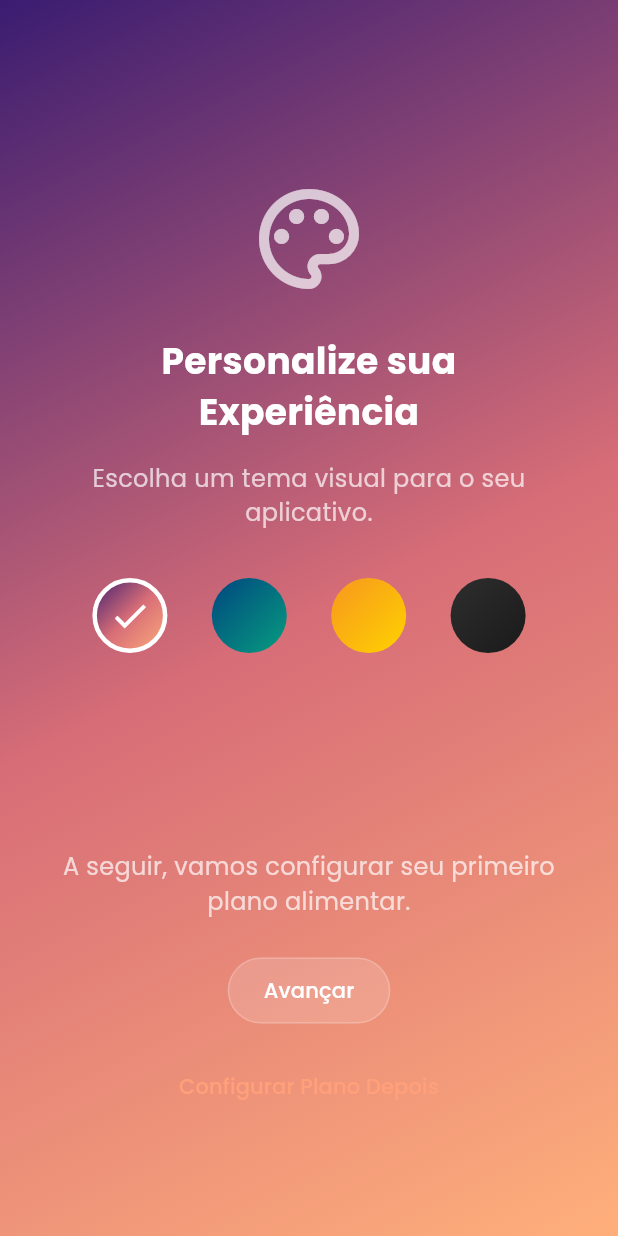
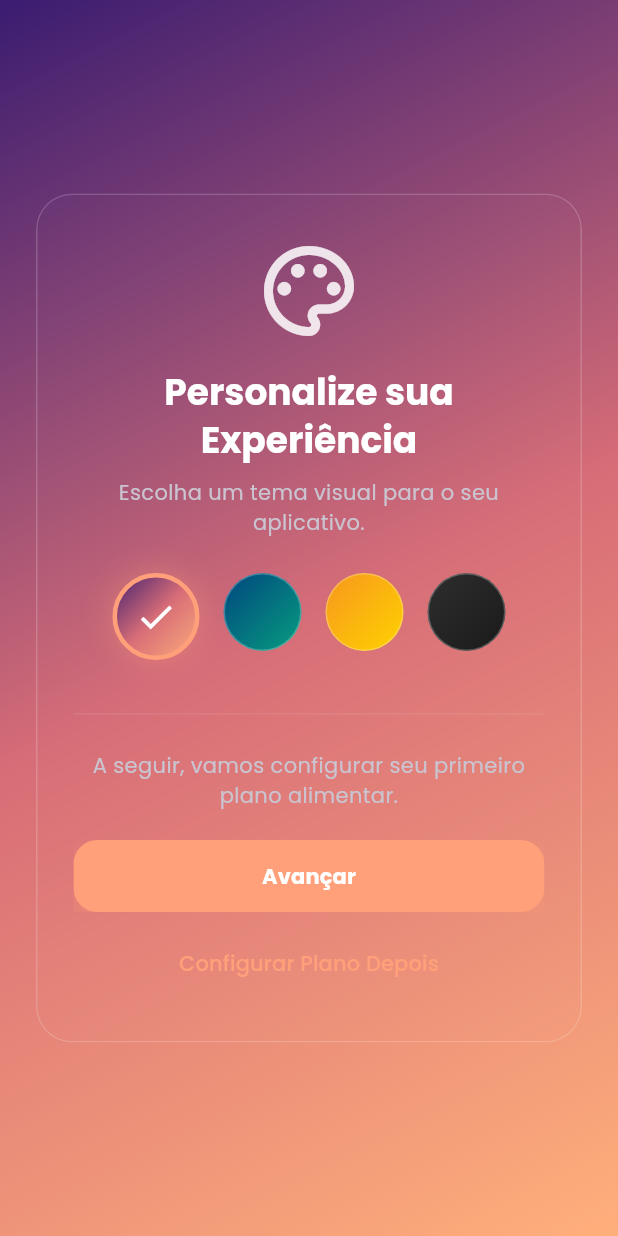
Before and after one commit to raphaelmcs/dieta-mais-app-frontend, a Flutter app: the WelcomeEmptyStateScreen screen opened directly, on a phone screen of 412 x 824 dp. Run offline on Flutter 3.47's test engine with Material 3 defaults, Android fonts, the phone set to English and light mode, and no system bars; our stand-ins replace file_picker, firebase_core, firebase_messaging, fl_chart, flutter_animate, flutter_local_notifications and 11 more; accounts and stored records are empty.

Commit message:
feat: refatorando a welcome_empty_state_screen para utilizar o mesmo estilo do restante do projeto

```diff
--- a/lib/api/firebase_api.dart
+++ b/lib/api/firebase_api.dart
@@ -123,8 +123,6 @@ class FirebaseApi {
   scheduled,
   _notificationDetails(),
   androidScheduleMode: AndroidScheduleMode.exactAllowWhileIdle,
-        uiLocalNotificationDateInterpretation:
-            UILocalNotificationDateInterpretation.absoluteTime,
   matchDateTimeComponents: DateTimeComponents.time,
 );
     }
@@ -142,8 +140,7 @@ class FirebaseApi {
   next,
   _notificationDetails(),
   androidScheduleMode: AndroidScheduleMode.exactAllowWhileIdle,
-        uiLocalNotificationDateInterpretation:
-            UILocalNotificationDateInterpretation.absoluteTime,
+
 );
       next = next.add(Duration(minutes: intervalMinutes));
     }
--- a/lib/screens/welcome_empty_state_screen.dart
+++ b/lib/screens/welcome_empty_state_screen.dart
@@ -1,3 +1,4 @@
+import 'dart:ui';
 import 'package:flutter/material.dart';
 import 'package:provider/provider.dart';
 import '../providers/theme_provider.dart';
@@ -10,104 +11,120 @@ class WelcomeEmptyStateScreen extends StatelessWidget {
 
   @override
   Widget build(BuildContext context) {
-    // Usamos um Consumer para que os círculos se atualizem ao selecionar um tema
     return Consumer<ThemeProvider>(
       builder: (context, themeProvider, child) {
+        final theme = Theme.of(context);
+        final cs = theme.colorScheme;
+
         return GradientScaffold(
           body: SafeArea(
             child: Padding(
-              padding: const EdgeInsets.all(32.0),
+              padding: const EdgeInsets.all(24),
+              child: Center(
+                child: ConstrainedBox(
+                  constraints: const BoxConstraints(maxWidth: 520),
+                  child: _GlassCard(
+                    padding: const EdgeInsets.symmetric(horizontal: 24, vertical: 28),
                     child: Column(
-                mainAxisAlignment: MainAxisAlignment.center,
+                      mainAxisSize: MainAxisSize.min,
                       children: [
-                  const Spacer(flex: 2),
-                  const Icon(Icons.palette_outlined,
-                      size: 80, color: Colors.white70),
-                  const SizedBox(height: 24),
-                  const Text(
+                        Icon(Icons.palette_outlined, size: 72, color: cs.onSurface.withOpacity(.85)),
+                        const SizedBox(height: 16),
+                        Text(
                           'Personalize sua Experiência',
                           textAlign: TextAlign.center,
-                    style: TextStyle(fontSize: 24, fontWeight: FontWeight.bold),
+                          style: theme.textTheme.headlineSmall?.copyWith(
+                            fontWeight: FontWeight.w700,
                           ),
-                  const SizedBox(height: 16),
-                  const Text(
+                        ),
+                        const SizedBox(height: 8),
+                        Text(
                           'Escolha um tema visual para o seu aplicativo.',
                           textAlign: TextAlign.center,
-                    style: TextStyle(fontSize: 16, color: Colors.white70),
+                          style: theme.textTheme.bodyMedium?.copyWith(
+                            color: cs.onSurfaceVariant,
                           ),
-                  const SizedBox(height: 32),
+                        ),
+                        const SizedBox(height: 24),
 
                         // Círculos de seleção de tema
-                  Row(
-                    mainAxisAlignment: MainAxisAlignment.spaceEvenly,
+                        Wrap(
+                          alignment: WrapAlignment.center,
+                          spacing: 16,
+                          runSpacing: 16,
                           children: AppThemes.themeOptions.map((themeOption) {
-                      bool isSelected =
-                          themeProvider.currentTheme.name == themeOption.name;
+                            final isSelected = themeProvider.currentTheme.name == themeOption.name;
+                            final deco = (themeOption.background is BoxDecoration)
+                                ? themeOption.background as BoxDecoration
+                                : const BoxDecoration();
                             return GestureDetector(
                               onTap: () => themeProvider.setTheme(themeOption),
-                        child: Container(
-                          width: 50,
-                          height: 50,
+                              child: AnimatedContainer(
+                                duration: const Duration(milliseconds: 180),
+                                width: isSelected ? 58 : 52,
+                                height: isSelected ? 58 : 52,
                                 decoration: BoxDecoration(
                                   shape: BoxShape.circle,
-                            gradient: (themeOption.background is BoxDecoration)
-                                ? (themeOption.background as BoxDecoration)
-                                    .gradient
-                                : null,
-                            color: (themeOption.background is BoxDecoration)
-                                ? (themeOption.background as BoxDecoration)
-                                    .color
-                                : null,
-                            border: isSelected
-                                ? Border.all(color: Colors.white, width: 3)
-                                : null,
+                                  gradient: deco.gradient,
+                                  color: deco.color,
+                                  border: Border.all(
+                                    color: isSelected ? cs.primary : Colors.white.withOpacity(0.25),
+                                    width: isSelected ? 3 : 1,
                                   ),
-                          // Adiciona um checkmark no tema selecionado
+                                  boxShadow: [
+                                    if (isSelected)
+                                      BoxShadow(
+                                        color: cs.primary.withOpacity(.35),
+                                        blurRadius: 16,
+                                        spreadRadius: 1,
+                                      ),
+                                  ],
+                                ),
                                 child: isSelected
-                              ? const Icon(Icons.check,
-                                  color: Colors.white, size: 28)
+                                    ? const Icon(Icons.check, color: Colors.white, size: 28)
                                     : null,
                               ),
                             );
                           }).toList(),
                         ),
 
-                  const Spacer(flex: 3),
+                        const SizedBox(height: 28),
+                        Divider(color: Colors.white.withOpacity(.08)),
+                        const SizedBox(height: 16),
 
-                  const Text(
+                        Text(
                           'A seguir, vamos configurar seu primeiro plano alimentar.',
                           textAlign: TextAlign.center,
-                    style: TextStyle(fontSize: 16, color: Colors.white70),
+                          style: theme.textTheme.bodyMedium?.copyWith(color: cs.onSurfaceVariant),
                         ),
-                  const SizedBox(height: 24),
+                        const SizedBox(height: 20),
 
-                  // Botão para avançar para a criação do plano
-                  ElevatedButton(
+                        // Botão primário com gradiente (consistente com o projeto)
+                        _PrimaryGradientButton(
+                          label: 'Avançar',
                           onPressed: () {
-                      // Leva o usuário para a MainScreen, já na aba "Plano" (índice 1)
                             Navigator.of(context).pushReplacement(
                               MaterialPageRoute(
-                            builder: (context) =>
-                                const MainScreen(initialIndex: 1)),
+                                builder: (context) => const MainScreen(initialIndex: 1),
+                              ),
                             );
                           },
-                    child: const Text('Avançar'),
                         ),
-                  const SizedBox(height: 16),
+                        const SizedBox(height: 10),
 
-                  // Botão para pular esta etapa
+                        // Botão de texto secundário
                         TextButton(
                           onPressed: () {
-                      // Leva o usuário para a MainScreen na aba padrão "Resumo" (índice 0)
                             Navigator.of(context).pushReplacement(
-                        MaterialPageRoute(
-                            builder: (context) => const MainScreen()),
+                              MaterialPageRoute(builder: (context) => const MainScreen()),
                             );
                           },
                           child: const Text('Configurar Plano Depois'),
                         ),
-                  const Spacer(flex: 1),
                       ],
+                    ),
+                  ),
+                ),
               ),
             ),
           ),
@@ -116,3 +133,93 @@ class WelcomeEmptyStateScreen extends StatelessWidget {
     );
   }
 }
+
+/// Card “glass” local (não depende de outros widgets)
+class _GlassCard extends StatelessWidget {
+  final Widget child;
+  final EdgeInsetsGeometry? padding;
+  const _GlassCard({required this.child, this.padding});
+
+  @override
+  Widget build(BuildContext context) {
+    final cs = Theme.of(context).colorScheme;
+    return ClipRRect(
+      borderRadius: BorderRadius.circular(24),
+      child: BackdropFilter(
+        filter: ImageFilter.blur(sigmaX: 18, sigmaY: 18),
+        child: Container(
+          padding: padding,
+          decoration: BoxDecoration(
+            borderRadius: BorderRadius.circular(24),
+            color: cs.surface.withOpacity(0.12),
+            border: Border.all(color: Colors.white.withOpacity(.18), width: 1),
+            gradient: LinearGradient(
+              begin: Alignment.topLeft,
+              end: Alignment.bottomRight,
+              colors: [
+                Colors.white.withOpacity(.10),
+                Colors.white.withOpacity(.04),
+              ],
+            ),
+          ),
+          child: child,
+        ),
+      ),
+    );
+  }
+}
+
+/// Botão primário com gradiente que respeita o tema atual
+class _PrimaryGradientButton extends StatelessWidget {
+  final String label;
+  final VoidCallback onPressed;
+  const _PrimaryGradientButton({required this.label, required this.onPressed});
+
+  @override
+  Widget build(BuildContext context) {
+    final cs = Theme.of(context).colorScheme;
+    final gradient = LinearGradient(
+      begin: Alignment.topLeft,
+      end: Alignment.bottomRight,
+      colors: [
+        cs.primary,
+        cs.secondary,
+      ],
+    );
+
+    return ConstrainedBox(
+      constraints: const BoxConstraints(minWidth: 220),
+      child: Material(
+        color: Colors.transparent,
+        borderRadius: BorderRadius.circular(16),
+        child: InkWell(
+          borderRadius: BorderRadius.circular(16),
+          onTap: onPressed,
+          child: Ink(
+            height: 48,
+            decoration: BoxDecoration(
+              borderRadius: BorderRadius.circular(16),
+              gradient: gradient,
+              boxShadow: [
+                BoxShadow(
+                  color: cs.primary.withOpacity(.35),
+                  blurRadius: 16,
+                  offset: const Offset(0, 8),
+                ),
+              ],
+            ),
+            child: Center(
+              child: Text(
+                label,
+                style: Theme.of(context).textTheme.labelLarge?.copyWith(
+                      color: Colors.white,
+                      fontWeight: FontWeight.w700,
+                    ),
+              ),
+            ),
+          ),
+        ),
+      ),
+    );
+  }
+}
```
Lines whose indentation alone changed are shown as unchanged.
